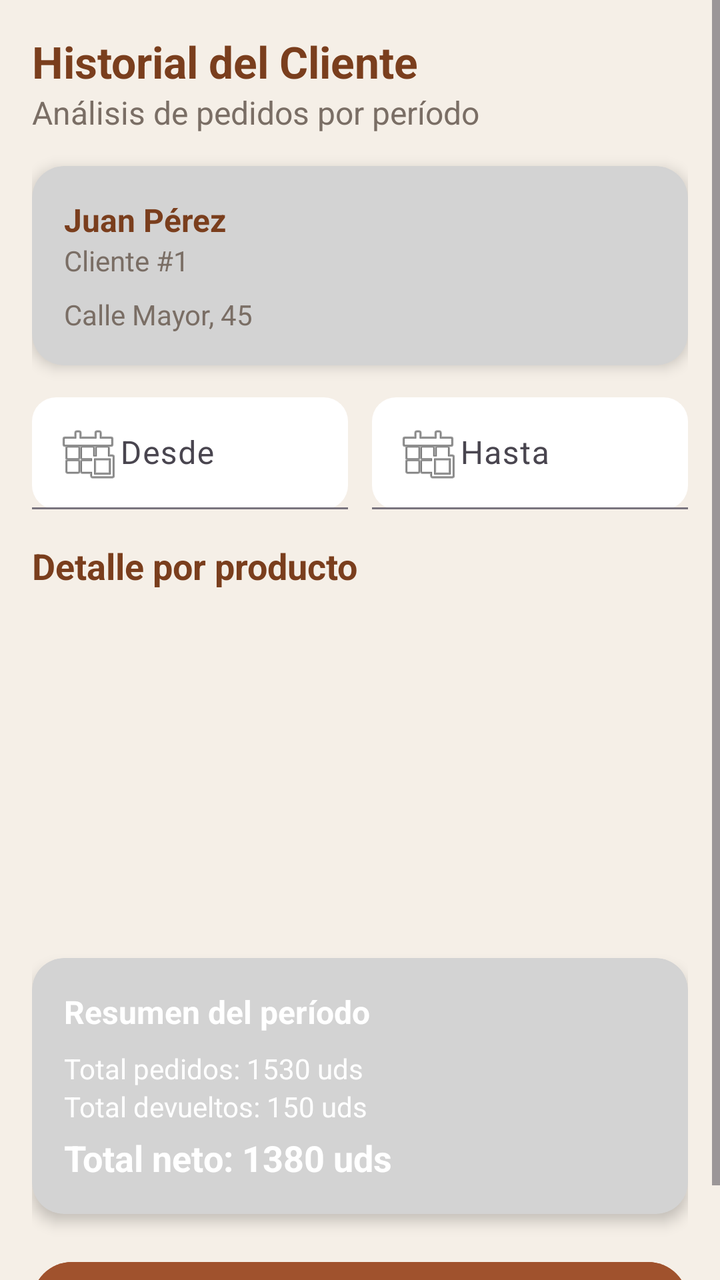
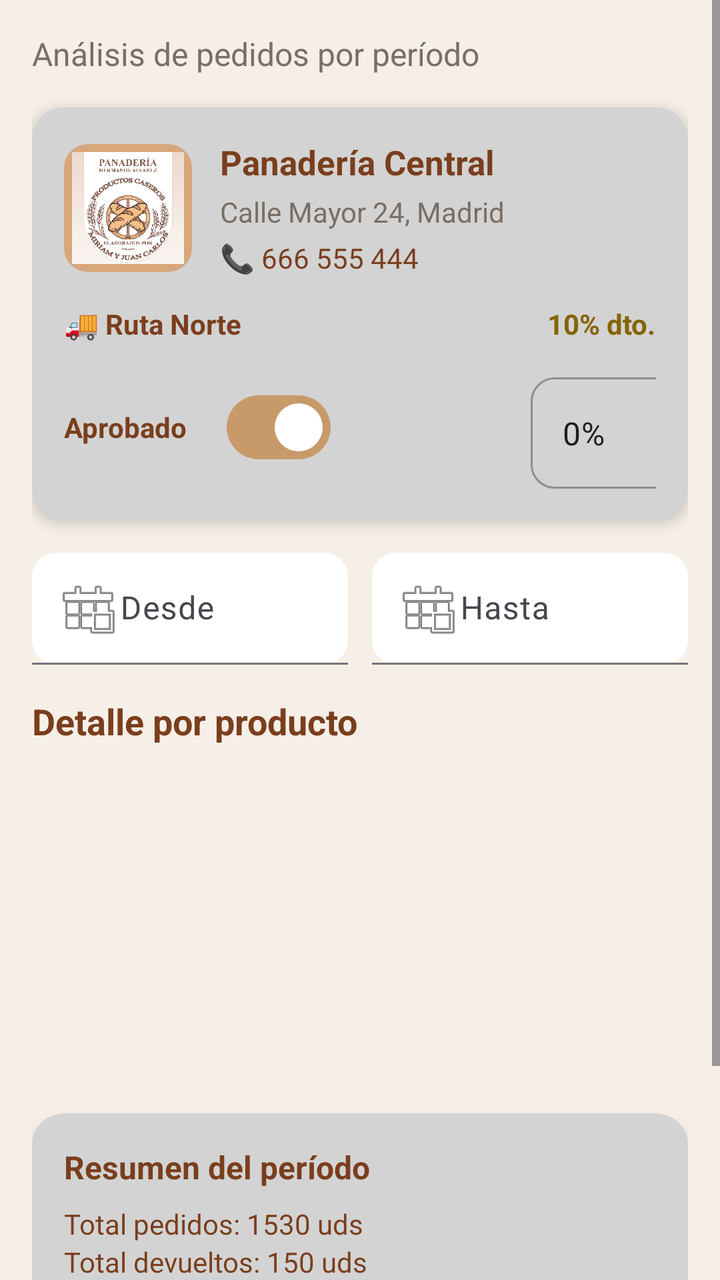

Screens rendered from an Android XML layout before and after an edit, with the pre-edit source and the edit as a unified diff.
<!-- AndroidManifest.xml: application theme Theme.AppPanadero -->
<!-- res/layout/fragment_admin_historial_cliente.xml -->
<?xml version="1.0" encoding="utf-8"?>
<ScrollView xmlns:android="http://schemas.android.com/apk/res/android"
    xmlns:app="http://schemas.android.com/apk/res-auto"
    android:layout_width="match_parent"
    android:layout_height="match_parent"
    android:background="@color/background">

    <LinearLayout
        android:layout_width="match_parent"
        android:layout_height="wrap_content"
        android:orientation="vertical"
        android:padding="16dp">

        
        <TextView
            android:layout_width="wrap_content"
            android:layout_height="wrap_content"
            android:text="Historial del Cliente"
            android:textSize="22sp"
            android:textStyle="bold"
            android:textColor="@color/text_primary"/>

        
        <TextView
            android:layout_width="wrap_content"
            android:layout_height="wrap_content"
            android:text="Análisis de pedidos por período"
            android:textSize="16sp"
            android:textColor="@color/text_secondary"
            android:layout_marginBottom="16dp"/>

        
        <androidx.cardview.widget.CardView
            android:layout_width="match_parent"
            android:layout_height="wrap_content"
            app:cardCornerRadius="16dp"
            app:cardElevation="4dp"
            app:cardBackgroundColor="@color/background_lightgray"
            android:layout_marginBottom="16dp">

            <LinearLayout
                android:layout_width="match_parent"
                android:layout_height="wrap_content"
                android:orientation="vertical"
                android:padding="16dp">

                <TextView
                    android:layout_width="wrap_content"
                    android:layout_height="wrap_content"
                    android:text="Juan Pérez"
                    android:textSize="16sp"
                    android:textStyle="bold"
                    android:textColor="@color/text_primary"/>

                <TextView
                    android:layout_width="wrap_content"
                    android:layout_height="wrap_content"
                    android:text="Cliente #1"
                    android:textSize="14sp"
                    android:textColor="@color/text_secondary"
                    android:layout_marginBottom="8dp"/>

                <TextView
                    android:layout_width="wrap_content"
                    android:layout_height="wrap_content"
                    android:text="Calle Mayor, 45"
                    android:textSize="14sp"
                    android:textColor="@color/text_secondary"/>

            </LinearLayout>

        </androidx.cardview.widget.CardView>

        
        <LinearLayout
            android:layout_width="match_parent"
            android:layout_height="wrap_content"
            android:orientation="horizontal">

            
            <com.google.android.material.textfield.TextInputLayout
                android:layout_width="0dp"
                android:layout_height="wrap_content"
                android:layout_weight="1"
                android:layout_marginEnd="6dp"
                app:boxBackgroundMode="filled"
                app:boxBackgroundColor="@color/white"
                app:boxCornerRadiusTopStart="12dp"
                app:boxCornerRadiusTopEnd="12dp"
                app:boxCornerRadiusBottomStart="12dp"
                app:boxCornerRadiusBottomEnd="12dp">

                <com.google.android.material.textfield.TextInputEditText
                    android:id="@+id/etFechaInicio"
                    android:layout_width="match_parent"
                    android:layout_height="wrap_content"
                    android:hint="Desde"
                    android:focusable="false"
                    android:clickable="true"
                    android:drawableStart="@android:drawable/ic_menu_today"
                    android:padding="12dp"
                    android:textColor="@color/text_primary"/>
            </com.google.android.material.textfield.TextInputLayout>

            
            <com.google.android.material.textfield.TextInputLayout
                android:layout_width="0dp"
                android:layout_height="wrap_content"
                android:layout_weight="1"
                android:layout_marginStart="6dp"
                app:boxBackgroundMode="filled"
                app:boxBackgroundColor="@color/white"
                app:boxCornerRadiusTopStart="12dp"
                app:boxCornerRadiusTopEnd="12dp"
                app:boxCornerRadiusBottomStart="12dp"
                app:boxCornerRadiusBottomEnd="12dp">

                <com.google.android.material.textfield.TextInputEditText
                    android:id="@+id/etFechaFin"
                    android:layout_width="match_parent"
                    android:layout_height="wrap_content"
                    android:hint="Hasta"
                    android:focusable="false"
                    android:clickable="true"
                    android:drawableStart="@android:drawable/ic_menu_today"
                    android:padding="12dp"
                    android:textColor="@color/text_primary"/>
            </com.google.android.material.textfield.TextInputLayout>

        </LinearLayout>

        
        <TextView
            android:layout_width="wrap_content"
            android:layout_height="wrap_content"
            android:text="Detalle por producto"
            android:textSize="18sp"
            android:textStyle="bold"
            android:textColor="@color/text_primary"
            android:layout_marginTop="16dp"
            android:layout_marginBottom="12dp"/>

        
        <androidx.recyclerview.widget.RecyclerView
            android:id="@+id/recyclerProductos"
            android:layout_width="match_parent"
            android:layout_height="160dp"
            android:nestedScrollingEnabled="false" />

        
        <androidx.cardview.widget.CardView
            android:layout_width="match_parent"
            android:layout_height="wrap_content"
            app:cardCornerRadius="16dp"
            app:cardElevation="4dp"
            app:cardBackgroundColor="@color/background_lightgray"
            android:layout_marginTop="12dp">

            <LinearLayout
                android:layout_width="match_parent"
                android:layout_height="wrap_content"
                android:orientation="vertical"
                android:padding="16dp">

                <TextView
                    android:layout_width="wrap_content"
                    android:layout_height="wrap_content"
                    android:text="Resumen del período"
                    android:textSize="16sp"
                    android:textStyle="bold"
                    android:textColor="@color/white"
                    android:layout_marginBottom="8dp"/>

                <TextView
                    android:layout_width="wrap_content"
                    android:layout_height="wrap_content"
                    android:text="Total pedidos: 1530 uds"
                    android:textSize="14sp"
                    android:textColor="@color/white"/>

                <TextView
                    android:layout_width="wrap_content"
                    android:layout_height="wrap_content"
                    android:text="Total devueltos: 150 uds"
                    android:textSize="14sp"
                    android:textColor="@color/white"/>

                <TextView
                    android:layout_width="wrap_content"
                    android:layout_height="wrap_content"
                    android:text="Total neto: 1380 uds"
                    android:textSize="18sp"
                    android:textStyle="bold"
                    android:textColor="@color/white"
                    android:layout_marginTop="4dp"/>

            </LinearLayout>

        </androidx.cardview.widget.CardView>

        
        <com.google.android.material.button.MaterialButton
            android:id="@+id/btnImprimir"
            android:layout_width="match_parent"
            android:layout_height="wrap_content"
            android:text="Imprimir PDF"
            android:textSize="16sp"
            android:textStyle="bold"
            android:textColor="@color/white"
            android:layout_marginTop="20dp"
            android:backgroundTint="@color/boton"
            app:cornerRadius="50dp"
            app:icon="@drawable/ic_print"
            app:iconGravity="textStart"
            app:iconPadding="8dp"/>

    </LinearLayout>

</ScrollView>
<!-- resources referenced by this layout -->
<resources>
  <color name="background">#F5EFE7</color>
  <color name="background_lightgray">#D3D3D3</color>
  <color name="boton">#A0522D</color>
  <color name="text_primary">#7A3E1D</color>
  <color name="text_secondary">#7A6E65</color>
  <color name="white">#FFFFFF</color>
  <!-- drawable ic_print: png bitmap (drawable, 320 bytes) -->
  <style name="Theme.AppPanadero" parent="Base.Theme.AppPanadero" />
  <style name="Base.Theme.AppPanadero" parent="Theme.Material3.DayNight.NoActionBar">
          <item name="android:colorBackground">@color/background</item>
          <item name="colorPrimary">@color/primary_color</item>
          <item name="colorOnPrimary">@color/white</item>
      </style>
  <color name="primary_color">#C89A6A</color>
</resources>

<!-- the commit's change to res/layout/fragment_admin_historial_cliente.xml (unified diff, before → after) -->
@@ -12,13 +12,6 @@
         android:padding="16dp">
 
         
-        <TextView
-            android:layout_width="wrap_content"
-            android:layout_height="wrap_content"
-            android:text="Historial del Cliente"
-            android:textSize="22sp"
-            android:textStyle="bold"
-            android:textColor="@color/text_primary"/>
 
         
         <TextView
@@ -44,28 +37,150 @@
                 android:orientation="vertical"
                 android:padding="16dp">
 
-                <TextView
-                    android:layout_width="wrap_content"
-                    android:layout_height="wrap_content"
-                    android:text="Juan Pérez"
-                    android:textSize="16sp"
-                    android:textStyle="bold"
-                    android:textColor="@color/text_primary"/>
-
-                <TextView
-                    android:layout_width="wrap_content"
-                    android:layout_height="wrap_content"
-                    android:text="Cliente #1"
-                    android:textSize="14sp"
-                    android:textColor="@color/text_secondary"
-                    android:layout_marginBottom="8dp"/>
-
-                <TextView
-                    android:layout_width="wrap_content"
-                    android:layout_height="wrap_content"
-                    android:text="Calle Mayor, 45"
-                    android:textSize="14sp"
-                    android:textColor="@color/text_secondary"/>
+                
+                <LinearLayout
+                    android:layout_width="match_parent"
+                    android:layout_height="wrap_content"
+                    android:orientation="horizontal"
+                    android:gravity="center_vertical">
+
+                    
+                    <ImageView
+                        android:id="@+id/imgComercio"
+                        android:layout_width="64dp"
+                        android:layout_height="64dp"
+                        android:src="@drawable/logo_panadero"
+                        android:scaleType="centerCrop"
+                        android:background="@drawable/bg_image_rounded"
+                        android:padding="4dp"/>
+
+                    
+                    <LinearLayout
+                        android:layout_width="0dp"
+                        android:layout_height="wrap_content"
+                        android:layout_weight="1"
+                        android:orientation="vertical"
+                        android:layout_marginStart="14dp">
+
+                        
+                        <TextView
+                            android:id="@+id/tvNombreComercio"
+                            android:layout_width="wrap_content"
+                            android:layout_height="wrap_content"
+                            android:text="Panadería Central"
+                            android:textStyle="bold"
+                            android:textSize="17sp"
+                            android:textColor="@color/text_primary"
+                            android:maxLines="1"
+                            android:ellipsize="end"/>
+
+                        
+                        <TextView
+                            android:id="@+id/tvDireccion"
+                            android:layout_width="wrap_content"
+                            android:layout_height="wrap_content"
+                            android:text="Calle Mayor 24, Madrid"
+                            android:textColor="@color/text_secondary"
+                            android:textSize="14sp"
+                            android:layout_marginTop="4dp"
+                            android:maxLines="1"
+                            android:ellipsize="end"/>
+
+                        
+                        <TextView
+                            android:id="@+id/tvTelefono"
+                            android:layout_width="wrap_content"
+                            android:layout_height="wrap_content"
+                            android:text="📞 666 555 444"
+                            android:textColor="@color/primary_dark"
+                            android:textSize="14sp"
+                            android:layout_marginTop="4dp"/>
+
+                    </LinearLayout>
+
+                </LinearLayout>
+
+                
+                <LinearLayout
+                    android:layout_width="match_parent"
+                    android:layout_height="wrap_content"
+                    android:orientation="horizontal"
+                    android:layout_marginTop="14dp"
+                    android:gravity="center_vertical">
+
+                    
+                    <TextView
+                        android:id="@+id/tvRuta"
+                        android:layout_width="0dp"
+                        android:layout_height="wrap_content"
+                        android:layout_weight="1"
+                        android:text="🚚 Ruta Norte"
+                        android:textColor="@color/primary_dark"
+                        android:textStyle="bold"/>
+
+                    
+                    <TextView
+                        android:id="@+id/tvDescuento"
+                        android:layout_width="wrap_content"
+                        android:layout_height="wrap_content"
+                        android:text="10% dto."
+                        android:textColor="@color/estado_pendiente_text"
+                        android:textStyle="bold"/>
+
+                </LinearLayout>
+
+                
+                <LinearLayout
+                    android:layout_width="match_parent"
+                    android:layout_height="wrap_content"
+                    android:orientation="horizontal"
+                    android:gravity="center_vertical"
+                    android:layout_marginTop="12dp">
+
+                    
+                    
+                    <LinearLayout
+                        android:layout_width="wrap_content"
+                        android:layout_height="wrap_content"
+                        android:orientation="horizontal"
+                        android:gravity="center_vertical">
+
+                        <TextView
+                            android:layout_width="wrap_content"
+                            android:layout_height="wrap_content"
+                            android:text="Aprobado"
+                            android:textStyle="bold"
+                            android:textColor="@color/text_primary"
+                            android:layout_marginEnd="8dp"/>
+
+                        <com.google.android.material.materialswitch.MaterialSwitch
+                            android:id="@+id/switchAprobado"
+                            android:layout_width="wrap_content"
+                            android:layout_height="wrap_content"
+                            android:checked="true"
+                            android:layout_marginStart="12dp"/>
+
+                    </LinearLayout>
+                    
+                    <com.google.android.material.textfield.TextInputLayout
+                        android:layout_width="100dp"
+                        android:layout_height="wrap_content"
+                        style="@style/Widget.MaterialComponents.TextInputLayout.OutlinedBox.ExposedDropdownMenu"
+                        app:boxCornerRadiusTopStart="12dp"
+                        app:boxCornerRadiusTopEnd="12dp"
+                        app:boxCornerRadiusBottomStart="12dp"
+                        app:boxCornerRadiusBottomEnd="12dp"
+                        android:layout_marginStart="100dp">
+
+                        <AutoCompleteTextView
+                            android:id="@+id/dropdownDescuento"
+                            android:layout_width="match_parent"
+                            android:layout_height="wrap_content"
+                            android:inputType="none"
+                            android:text="0%" />
+
+                    </com.google.android.material.textfield.TextInputLayout>
+                </LinearLayout>
 
             </LinearLayout>
 
@@ -168,31 +283,34 @@
                     android:text="Resumen del período"
                     android:textSize="16sp"
                     android:textStyle="bold"
-                    android:textColor="@color/white"
+                    android:textColor="@color/text_primary"
                     android:layout_marginBottom="8dp"/>
 
                 <TextView
+                    android:id="@+id/tvTotalPedidos"
                     android:layout_width="wrap_content"
                     android:layout_height="wrap_content"
                     android:text="Total pedidos: 1530 uds"
-                    android:textSize="14sp"
-                    android:textColor="@color/white"/>
+                    android:textColor="@color/text_primary"
+                    android:textSize="14sp" />
 
                 <TextView
+                    android:id="@+id/tvTotalDevueltos"
                     android:layout_width="wrap_content"
                     android:layout_height="wrap_content"
                     android:text="Total devueltos: 150 uds"
-                    android:textSize="14sp"
-                    android:textColor="@color/white"/>
+                    android:textColor="@color/text_primary"
+                    android:textSize="14sp" />
 
                 <TextView
+                    android:id="@+id/tvTotalNeto"
                     android:layout_width="wrap_content"
                     android:layout_height="wrap_content"
+                    android:layout_marginTop="4dp"
                     android:text="Total neto: 1380 uds"
+                    android:textColor="@color/text_primary"
                     android:textSize="18sp"
-                    android:textStyle="bold"
-                    android:textColor="@color/white"
-                    android:layout_marginTop="4dp"/>
+                    android:textStyle="bold" />
 
             </LinearLayout>
 
@@ -203,16 +321,16 @@
             android:id="@+id/btnImprimir"
             android:layout_width="match_parent"
             android:layout_height="wrap_content"
-            android:text="Imprimir PDF"
+            android:layout_marginTop="20dp"
+            android:backgroundTint="@color/boton"
+            android:text="Imprimir Facturacion PDF"
+            android:textColor="@color/white"
             android:textSize="16sp"
             android:textStyle="bold"
-            android:textColor="@color/white"
-            android:layout_marginTop="20dp"
-            android:backgroundTint="@color/boton"
             app:cornerRadius="50dp"
             app:icon="@drawable/ic_print"
             app:iconGravity="textStart"
-            app:iconPadding="8dp"/>
+            app:iconPadding="8dp" />
 
     </LinearLayout>
 
<!-- resource entries referenced after the edit -->
@@ -3,11 +3,21 @@
   <color name="background">#F5EFE7</color>
   <color name="background_lightgray">#D3D3D3</color>
   <color name="boton">#A0522D</color>
+  <color name="estado_pendiente_text">#856404</color>
+  <color name="primary_dark">#7A3E1D</color>
   <color name="text_primary">#7A3E1D</color>
   <color name="text_secondary">#7A6E65</color>
   <color name="white">#FFFFFF</color>
+  <!-- drawable bg_image_rounded (drawable) -->
+  <shape xmlns:android="http://schemas.android.com/apk/res/android">
+      <solid android:color="@color/primary_light"/>
+  
+      <corners android:radius="12dp"/>
+  </shape>
   <!-- drawable ic_print: png bitmap (drawable, 320 bytes) -->
+  <!-- drawable logo_panadero: jpg bitmap (drawable, 317897 bytes) -->
   <style name="Theme.AppPanadero" parent="Base.Theme.AppPanadero" />
+  <color name="primary_light">#D7A77A</color>
   <style name="Base.Theme.AppPanadero" parent="Theme.Material3.DayNight.NoActionBar">
           <item name="android:colorBackground">@color/background</item>
           <item name="colorPrimary">@color/primary_color</item>
